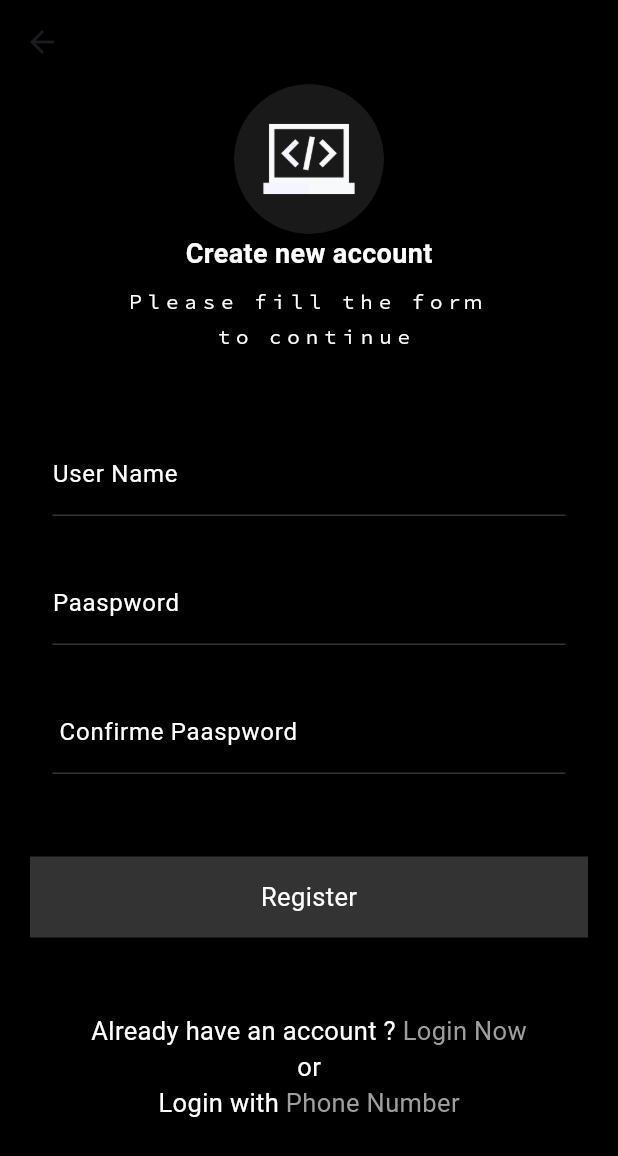
After one commit to shivani-paswan/Code_Engineer, a Flutter app: the RegisterNowBkp screen opened directly, on a phone screen of 412 x 824 dp. The commit adds this screen. Shown: the top 1156 px of the screen. Run offline on Flutter 3.47's test engine with Material 3 defaults, Android fonts, the phone set to English and light mode, and no system bars; our stand-ins replace animated_splash_screen, dotted_border, firebase_auth, firebase_core, fluttertoast; missing offline and left inert: splash_screen_view; accounts and stored records are empty.

```diff
--- a/lib/BottomNavigationScreens/Profile/Profile.dart
+++ b/lib/BottomNavigationScreens/Profile/Profile.dart
@@ -2,7 +2,6 @@ import 'package:code_engineer/ProfilePages/ContactUs/Contact.dart';
 import 'package:code_engineer/ProfilePages/Membership/Membership.dart';
 import 'package:code_engineer/ProfilePages/Policy/Policy.dart';
 import 'package:code_engineer/ProfilePages/TermConditions/TermCondition.dart';
-import 'package:code_engineer/auth/LoginScreen.dart';
 import 'package:dotted_border/dotted_border.dart';
 import 'package:flutter/material.dart';
 
--- /dev/null
+++ b/lib/Common/colors.dart
@@ -0,0 +1,21 @@
+import 'dart:ui';
+
+import 'package:flutter/material.dart';
+import 'package:flutter/services.dart';
+
+class CommonColors {
+  static Color themeColor = Colors.black;
+  static Color textColor = Colors.white;
+
+  static Color colorPrimary =
+      Color.fromARGB(255, 86, 86, 86) ?? Color.fromARGB(255, 80, 80, 81);
+  static Color colorSecondary = const Color.fromRGBO(128, 128, 128, 0.4);
+
+  static Color danger =
+      Colors.red[600] ?? const Color.fromARGB(255, 229, 57, 53);
+  static Color success =
+      Colors.green[600] ?? const Color.fromARGB(255, 76, 197, 82);
+  static Color weeklyOffColor = Color.fromARGB(255, 53, 8, 80);
+  static SystemUiOverlayStyle systemUiOverlayStyle =
+      SystemUiOverlayStyle(statusBarColor: colorSecondary);
+}
--- a/lib/FirebaseServices/spalsh_services.dart
+++ b/lib/FirebaseServices/spalsh_services.dart
@@ -1,9 +1,9 @@
 import 'dart:async';
 
+import 'package:code_engineer/AuthenticatedScreens/LoginScreen.dart';
 import 'package:code_engineer/BottomNavigationScreens/BottomNavigationHandler.dart';
 import 'package:firebase_auth/firebase_auth.dart';
 import 'package:flutter/material.dart';
-import 'package:code_engineer/auth/LoginScreen.dart';
 
 class SplashServices {
   isLogin(BuildContext context) {
--- a/lib/SplashScreen.dart
+++ b/lib/SplashScreen.dart
@@ -3,7 +3,6 @@ import 'dart:async';
 import 'package:animated_splash_screen/animated_splash_screen.dart';
 import 'package:code_engineer/FirebaseServices/spalsh_services.dart';
 import 'package:code_engineer/BottomNavigationScreens/BottomNavigationHandler.dart';
-import 'package:code_engineer/auth/LoginScreen.dart';
 import 'package:firebase_auth/firebase_auth.dart';
 import 'package:flutter/material.dart';
 import 'package:code_engineer/FirebaseServices/spalsh_services.dart';
--- a/lib/main.dart
+++ b/lib/main.dart
@@ -1,6 +1,5 @@
 import 'package:code_engineer/BottomNavigationScreens/BottomNavigationHandler.dart';
 import 'package:code_engineer/SplashScreen.dart';
-import 'package:code_engineer/auth/LoginScreen.dart';
 import 'package:firebase_core/firebase_core.dart';
 import 'package:flutter/material.dart';
 
--- /dev/null
+++ b/lib/z_authBkp/RegisterNow.dart
@@ -0,0 +1,287 @@
+import 'dart:async';
+
+import 'package:code_engineer/AuthenticatedScreens/LoginScreen.dart';
+import 'package:code_engineer/BottomNavigationScreens/Home/Home.dart';
+import 'package:code_engineer/BottomNavigationScreens/BottomNavigationHandler.dart';
+import 'package:code_engineer/utils/utils.dart';
+import 'package:firebase_auth/firebase_auth.dart';
+import 'package:flutter/material.dart';
+
+class RegisterNowBkp extends StatefulWidget {
+  const RegisterNowBkp({Key? key}) : super(key: key);
+
+  @override
+  State<RegisterNowBkp> createState() => _RegisterNowBkpState();
+}
+
+class _RegisterNowBkpState extends State<RegisterNowBkp> {
+  bool loading = false;
+  final _formkey = GlobalKey<FormState>(); // for form
+  final userController = TextEditingController(); // controller for user name
+  final passwordController = TextEditingController(); // controller of paasword
+  final confirmpasswordController =
+      TextEditingController(); // controller of paasword
+  FirebaseAuth _auth =
+      FirebaseAuth.instance; // creating the instance of authentication
+  @override
+  void dispose() {
+    // TODO: implement initState
+    userController.dispose();
+    passwordController.dispose(); // for reset
+    confirmpasswordController.dispose(); // for reset
+    super.dispose();
+  }
+
+  @override
+  Widget build(BuildContext context) {
+    return Scaffold(
+      backgroundColor: Colors.black,
+      appBar: AppBar(
+        backgroundColor: Colors.black,
+        automaticallyImplyLeading: true,
+      ),
+      body: Container(
+        padding: EdgeInsets.symmetric(horizontal: 20),
+        child: SingleChildScrollView(
+          child: Column(
+            children: [
+              Container(
+                alignment: Alignment.center,
+                child: CircleAvatar(
+                  radius: 50,
+                  backgroundImage: AssetImage(
+                    'assets/images/programming.png',
+                  ),
+                  backgroundColor: Colors.transparent,
+                ),
+              ),
+              Text(
+                "Create new account",
+                style: TextStyle(
+                    color: Colors.white,
+                    fontSize: 18,
+                    fontWeight: FontWeight.bold),
+              ),
+              SizedBox(
+                height: 10,
+              ),
+              Text(
+                "Ｐｌｅａｓｅ   ｆｉｌｌ   ｔｈｅ   ｆｏｒｍ  ",
+                style: TextStyle(color: Colors.white, fontSize: 12),
+              ),
+              SizedBox(
+                height: 5,
+              ),
+              Text(
+                "  ｔｏ   ｃｏｎｔｉｎｕｅ",
+                style: TextStyle(color: Colors.white, fontSize: 12),
+              ),
+              SizedBox(
+                height: 40,
+              ),
+              Form(
+                key: _formkey,
+                child: Column(
+                  children: [
+                    Padding(
+                      padding: EdgeInsets.all(15),
+                      child: TextFormField(
+                        style: TextStyle(color: Colors.white),
+                        keyboardType: TextInputType.emailAddress,
+                        controller: userController,
+                        decoration: InputDecoration(
+                          labelStyle: TextStyle(color: Colors.white),
+                          hintStyle: TextStyle(color: Colors.grey),
+                          enabledBorder: UnderlineInputBorder(
+                            borderSide: BorderSide(
+                              color: Color.fromRGBO(128, 128, 128, 0.4),
+                            ),
+                          ),
+                          focusedBorder: UnderlineInputBorder(
+                            borderSide: BorderSide(
+                              color: Color.fromRGBO(128, 128, 128, 0.4),
+                            ),
+                          ),
+                          labelText: 'User Name',
+                          hintText: 'Enter Your Name',
+                        ),
+                        validator: (value) {
+                          if (value!.isEmpty) {
+                            return 'Enter Name';
+                          }
+                          return null;
+                        },
+                      ),
+                    ),
+
+                    Padding(
+                      padding: EdgeInsets.all(15),
+                      child: TextFormField(
+                        style: TextStyle(color: Colors.white),
+                        keyboardType: TextInputType.visiblePassword,
+                        controller: passwordController,
+                        decoration: InputDecoration(
+                          labelStyle: TextStyle(color: Colors.white),
+                          hintStyle: TextStyle(color: Colors.grey),
+                          enabledBorder: UnderlineInputBorder(
+                            borderSide: BorderSide(
+                              color: Color.fromRGBO(128, 128, 128, 0.4),
+                            ),
+                          ),
+                          focusedBorder: UnderlineInputBorder(
+                            borderSide: BorderSide(
+                              color: Color.fromRGBO(128, 128, 128, 0.4),
+                            ),
+                          ),
+                          labelText: 'Paaspword',
+                          hintText: 'Enter Your Password',
+                        ),
+                        validator: (value) {
+                          if (value!.isEmpty) {
+                            return 'Enter Password';
+                          }
+                          return null;
+                        },
+                      ),
+                    ),
+
+                    Padding(
+                      padding: EdgeInsets.all(15),
+                      child: TextFormField(
+                          style: TextStyle(color: Colors.white),
+                          keyboardType: TextInputType.visiblePassword,
+                          controller: confirmpasswordController,
+                          decoration: InputDecoration(
+                            labelStyle: TextStyle(color: Colors.white),
+                            hintStyle: TextStyle(color: Colors.grey),
+                            enabledBorder: UnderlineInputBorder(
+                              borderSide: BorderSide(
+                                color: Color.fromRGBO(128, 128, 128, 0.4),
+                              ),
+                            ),
+                            focusedBorder: UnderlineInputBorder(
+                              borderSide: BorderSide(
+                                color: Color.fromRGBO(128, 128, 128, 0.4),
+                              ),
+                            ),
+                            labelText: ' Confirme Paaspword',
+                            hintText: 'Enter Your Password',
+                          ),
+                          validator: (value) {
+                            if (value!.isEmpty) return 'Enter Password';
+                            if (value != passwordController.text)
+                              return 'Not Match';
+                            return null;
+                          }),
+                    ),
+                    // Align(
+                    //     alignment: Alignment.centerRight,
+                    //     child: Text('forget password?',style: TextStyle(fontSize: 12,color: Colors.white),)),
+                  ],
+                ),
+              ),
+              SizedBox(
+                height: 40,
+              ),
+              GestureDetector(
+                onTap: () {
+                  if (_formkey.currentState!.validate()) {
+                    setState(() {
+                      // for loading on in   btn
+                      loading = true;
+                    });
+                    _auth
+                        .createUserWithEmailAndPassword(
+                            // firebase work of register data
+                            email: userController.text.toString(),
+                            password: passwordController.text.toString())
+                        .then((value) {
+                      setState(() {
+                        // for loading off in btn
+                        loading = false;
+                        userController
+                            .clear(); // both statements are valid to clean textfeild after register
+                        passwordController.text = '';
+                        Utils().toastMessage('Registration Successful');
+
+                        Timer(
+                            Duration(seconds: 2),
+                            () => Navigator.push(
+                                context,
+                                MaterialPageRoute(
+                                    builder: (context) => LoginScreen())));
+                      });
+                    }).onError((error, stackTrace) {
+                      setState(() {
+                        loading = false;
+                      });
+                      debugPrint(error
+                          .toString()); // for handle of th e debug statements
+                      Utils().toastMessage(error.toString());
+                    });
+                  }
+
+                  // Navigator.push(context, MaterialPageRoute(builder: (context)=>HomePage()));
+                },
+                child: Container(
+                  alignment: Alignment.center,
+                  padding: EdgeInsets.symmetric(vertical: 15),
+                  width: MediaQuery.of(context).size.width,
+                  decoration: BoxDecoration(
+                    color: Color.fromRGBO(128, 128, 128, 0.4),
+                  ),
+                  child: loading
+                      ? CircularProgressIndicator()
+                      : Text(
+                          'Register',
+                          style: TextStyle(color: Colors.white, fontSize: 17),
+                        ),
+                ),
+              ),
+              SizedBox(
+                height: 50,
+              ),
+              GestureDetector(
+                onTap: () {
+                  Navigator.push(context,
+                      MaterialPageRoute(builder: (context) => LoginScreen()));
+                },
+                child: Row(
+                  mainAxisAlignment: MainAxisAlignment.center,
+                  children: [
+                    Text(
+                      "Already have an account ?",
+                      style: TextStyle(color: Colors.white, fontSize: 17),
+                    ),
+                    Text(
+                      " Login Now",
+                      style: TextStyle(color: Colors.grey, fontSize: 17),
+                    ),
+                  ],
+                ),
+              ),
+              Text(
+                "or",
+                style: TextStyle(color: Colors.white, fontSize: 17),
+              ),
+              Row(
+                mainAxisAlignment: MainAxisAlignment.center,
+                children: [
+                  Text(
+                    "Login with",
+                    style: TextStyle(color: Colors.white, fontSize: 17),
+                  ),
+                  InkWell(
+                      child: Text(
+                    " Phone Number",
+                    style: TextStyle(color: Colors.grey, fontSize: 17),
+                  )),
+                ],
+              ),
+            ],
+          ),
+        ),
+      ),
+    );
+  }
+}
```
Also changed, not shown: lib/AuthenticatedScreens/LoginScreen.dart (renamed from lib/auth/LoginScreen.dart, +6 -4 lines), lib/AuthenticatedScreens/RegisterNow.dart (renamed from lib/auth/RegisterNow.dart, +5 -4 lines), lib/BottomNavigationScreens/Home/Home.dart (+32 -13 lines), lib/Tiles/SavedTile.dart (added, +92 -0 lines), lib/Utiles/utils.dart (added, +16 -0 lines), lib/z_authBkp/LoginScreen.dart (added, +236 -0 lines), lib/z_authBkp/PhoneNum.dart (added, +15 -0 lines), lib/AuthenticatedScreens/PhoneNum.dart (renamed from lib/auth/PhoneNum.dart).
